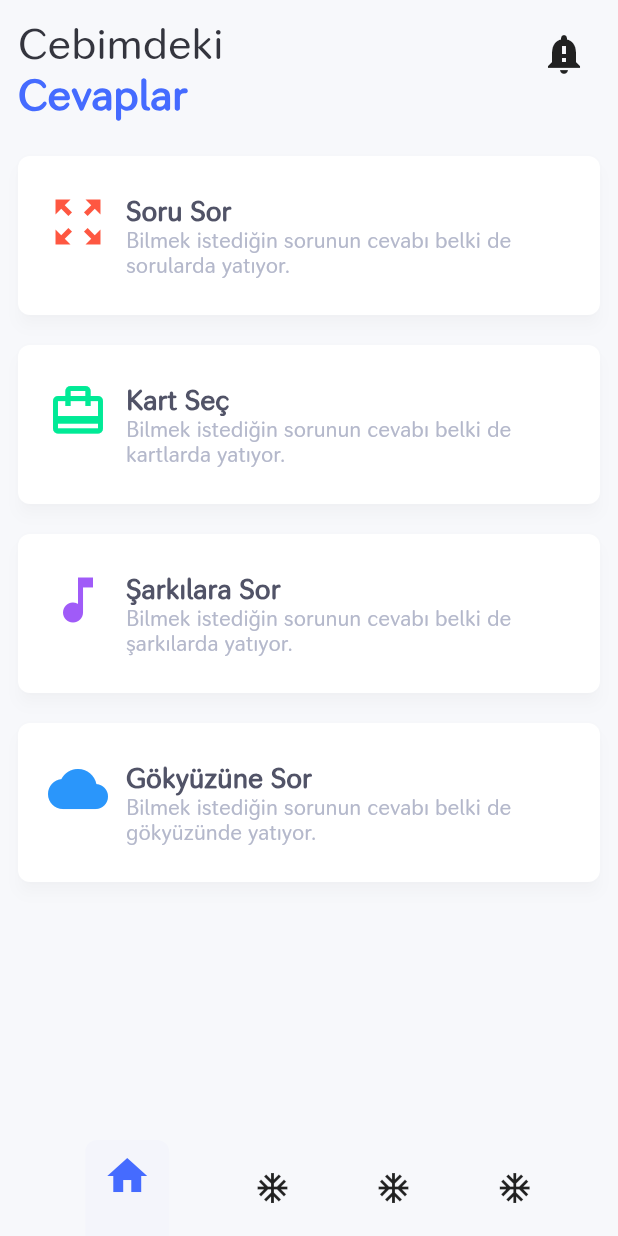
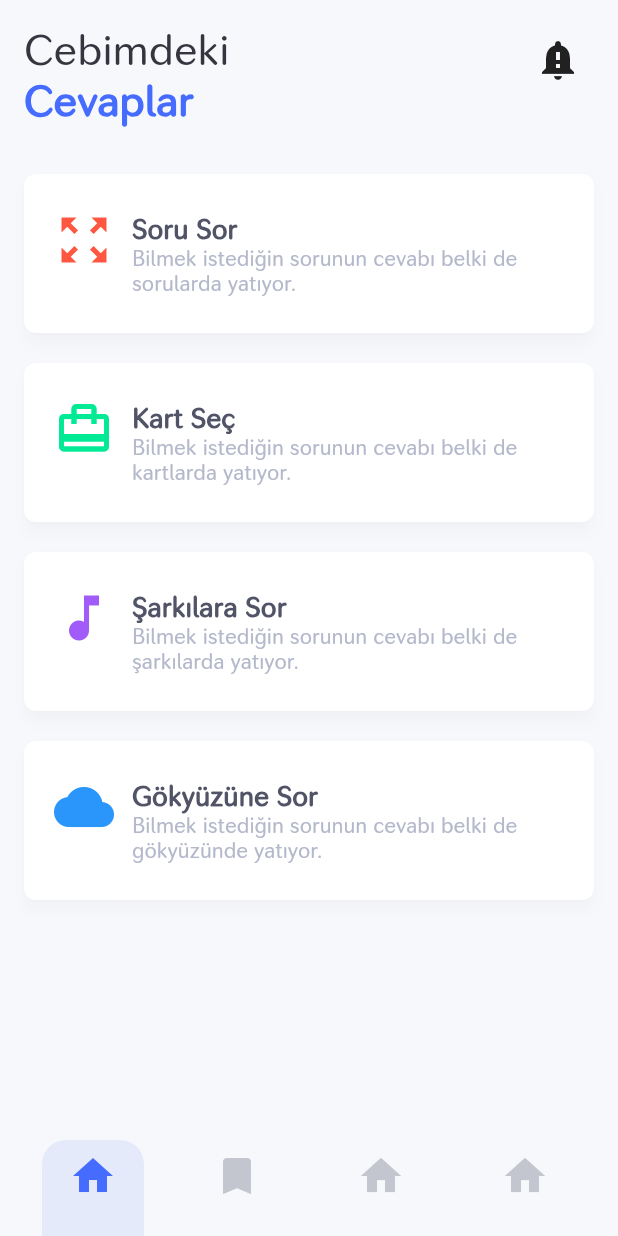
Before and after one commit to right7ctrl/flutter_astrology_app, a Flutter app: the screen it shows after launch, on a phone screen of 412 x 824 dp. Run offline on Flutter 3.47's test engine with Material 2 defaults, Android fonts, the phone set to English and light mode, and no system bars.

Commit message:
custom bottom bar created

```diff
--- a/lib/pages/home_page.dart
+++ b/lib/pages/home_page.dart
@@ -1,3 +1,4 @@
+import 'package:fl_astrology/widgets/custom_bottom_bar.dart';
 import 'package:flutter/material.dart';
 
 class HomePage extends StatefulWidget {
@@ -6,40 +7,33 @@ class HomePage extends StatefulWidget {
 }
 
 class _HomePageState extends State<HomePage> {
+  int _currentTab = 0;
   @override
   Widget build(BuildContext context) {
     return Scaffold(
       backgroundColor: Color.fromRGBO(247, 248, 251, 1),
       bottomNavigationBar: Container(
-        child: Row(
-          mainAxisAlignment: MainAxisAlignment.spaceEvenly,
-          children: <Widget>[
-            Material(
-              color: Color.fromRGBO(244, 245, 251, 1),
-              borderRadius: BorderRadius.only(
-                  topLeft: Radius.circular(8), topRight: Radius.circular(8)),
-              child: Container(
-                padding:
-                    EdgeInsets.only(bottom: 24, left: 12, right: 12, top: 8),
-                child: Icon(
-                  Icons.home,
-                  size: 32,
-                  color: Color.fromRGBO(69, 107, 255, 1),
-                ),
-              ),
-            ),
-            Icon(Icons.ac_unit),
-            Icon(Icons.ac_unit),
-            Icon(Icons.ac_unit),
-          ],
-        ),
-      ),
+          child: CustomBottomBar(
+        currentIndex: _currentTab,
+        onTap: (int val) {
+          if (val == _currentTab) return;
+          setState(() {
+            _currentTab = val;
+          });
+        },
+        items: [
+          CustomBottomBarItem(icon: Icons.home),
+          CustomBottomBarItem(icon: Icons.bookmark),
+          CustomBottomBarItem(icon: Icons.home),
+          CustomBottomBarItem(icon: Icons.home)
+        ],
+      )),
       body: SafeArea(
         child: Column(
           crossAxisAlignment: CrossAxisAlignment.start,
           children: <Widget>[
             Padding(
-              padding: const EdgeInsets.all(12.0),
+              padding: const EdgeInsets.all(16.0),
               child: Row(
                 crossAxisAlignment: CrossAxisAlignment.start,
                 children: <Widget>[
@@ -78,9 +72,8 @@ class _HomePageState extends State<HomePage> {
             ),
             Expanded(
                 child: SingleChildScrollView(
-              padding: EdgeInsets.all(12),
+              padding: EdgeInsets.all(16),
               child: Column(
-
                 children: <Widget>[
                   _homeListCard(
                       title: 'Soru Sor',
--- /dev/null
+++ b/lib/widgets/custom_bottom_bar.dart
@@ -0,0 +1,49 @@
+import 'package:flutter/material.dart';
+
+class CustomBottomBar extends StatelessWidget {
+  final List<CustomBottomBarItem> items;
+  final void Function(int val) onTap;
+  final int currentIndex;
+
+  const CustomBottomBar(
+      {Key key, @required this.items, this.onTap, @required this.currentIndex})
+      : super(key: key);
+  @override
+  Widget build(BuildContext context) {
+    return Row(
+        mainAxisAlignment: MainAxisAlignment.spaceEvenly,
+        children: this.items.map((f) {
+          return Material(
+            color: this.items.indexOf(f) == currentIndex
+                ? Color.fromRGBO(69, 107, 255, .1)
+                : Colors.transparent,
+            borderRadius: BorderRadius.only(
+                topLeft: Radius.circular(16), topRight: Radius.circular(16)),
+            child: InkWell(
+              borderRadius: BorderRadius.only(
+                  topLeft: Radius.circular(16), topRight: Radius.circular(16)),
+              onTap: () {
+                this.onTap(this.items.indexOf(f));
+              },
+              child: Container(
+                padding:
+                    EdgeInsets.only(bottom: 24, left: 18, right: 18, top: 8),
+                child: Icon(
+                  f.icon,
+                  size: 32,
+                  color: this.currentIndex == this.items.indexOf(f)
+                      ? Color.fromRGBO(69, 107, 255, 1)
+                      : Color.fromRGBO(195, 198, 206, 1),
+                ),
+              ),
+            ),
+          );
+        }).toList());
+  }
+}
+
+class CustomBottomBarItem {
+  final IconData icon;
+
+  CustomBottomBarItem({this.icon});
+}
```
